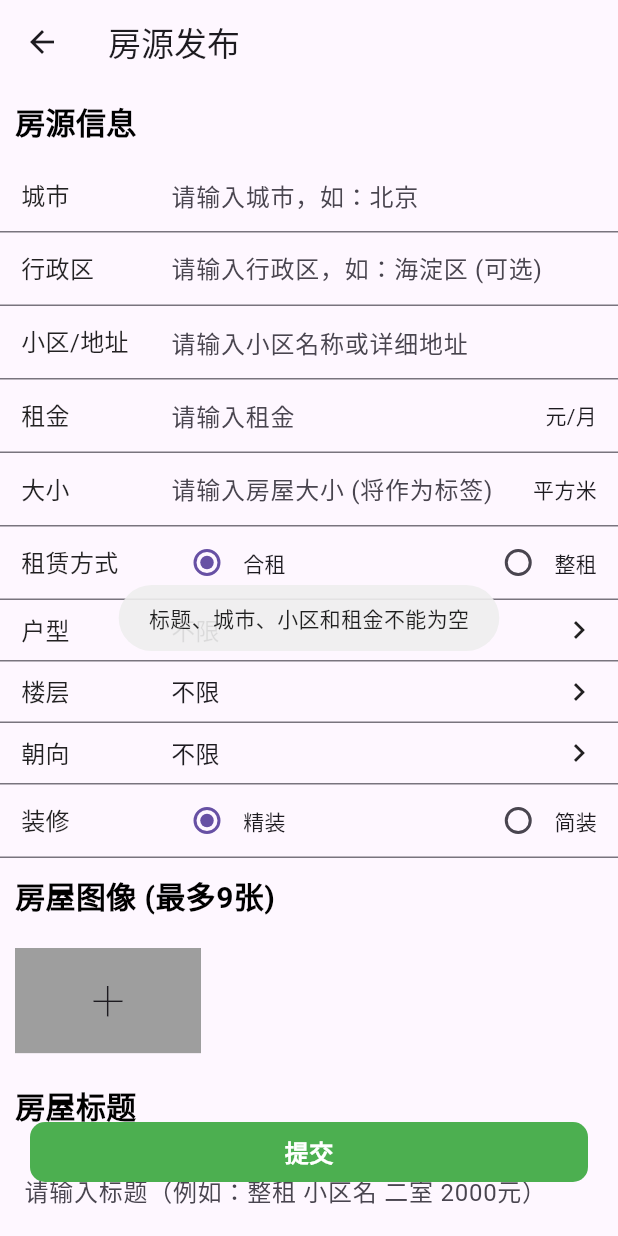
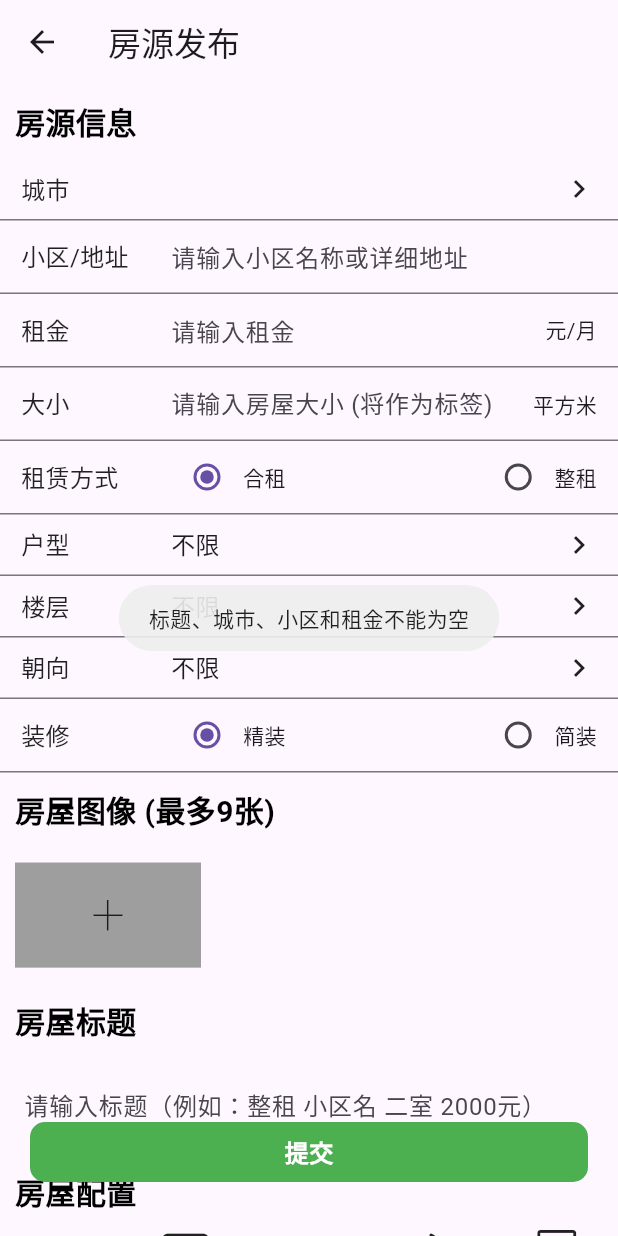
Before and after one commit to wstszx/hook_up_rent_migrated, a Flutter app: the RoomAddPage screen opened by its route, after a tap on "提交", on a phone screen of 412 x 824 dp. Run offline on Flutter 3.47's test engine with Material 3 defaults, Android fonts, the phone set to English and light mode, and no system bars; our stand-ins replace cached_network_image, dio, fluro, flutter_swiper_null_safety, fluttertoast, geocoding and 4 more; accounts and stored records are empty; network calls fail; project files that could hold a hidden picture were left out.

Commit message:
Add room add page and generated files

```diff
--- a/lib/pages/room_add/index.dart
+++ b/lib/pages/room_add/index.dart
@@ -32,8 +32,12 @@ class _RoomAddPageState extends State<RoomAddPage> {
   var titleController = TextEditingController();
   var descController = TextEditingController();
   var communityController = TextEditingController(); // 将映射到 address
-  var cityController = TextEditingController();
-  var districtController = TextEditingController();
+  // --- City and District Data ---
+  List<dynamic> _cities = [];
+  List<String> _districts = [];
+  String? _selectedCityId;
+  String? _selectedDistrict;
+
   var priceController = TextEditingController();
   var sizeController = TextEditingController(); // 将作为 tag
 
@@ -47,6 +51,36 @@ class _RoomAddPageState extends State<RoomAddPage> {
   String selectedOrientedId = filter_data.orientedList.first.id;
 
   int decorationType = 0; // 0: 精装, 1: 简装 (将作为 tag)
+
+  @override
+  void initState() {
+    super.initState();
+    _fetchCityDistrictData();
+  }
+
+  Future<void> _fetchCityDistrictData() async {
+    try {
+      var res = await DioHttp.of(context).get('/api/configurations/filter-options');
+      if (res.statusCode == 200) {
+        setState(() {
+          _cities = res.data['cities'];
+          // Optionally pre-select the first city and load its districts
+          if (_cities.isNotEmpty) {
+             _selectedCityId = _cities.first['_id'];
+             _districts = List<String>.from(_cities.first['districts']);
+             if (_districts.isNotEmpty) {
+               _selectedDistrict = _districts.first;
+             }
+          }
+        });
+      } else {
+        CommonToast.showToast('获取城市和行政区数据失败');
+      }
+    } catch (e) {
+      print('Error fetching city and district data: $e');
+      CommonToast.showToast('获取城市和行政区数据失败');
+    }
+  }
 
   // --- Image Picker & Room Appliances ---
   List<File> _pickedImages = [];
@@ -64,8 +98,9 @@ class _RoomAddPageState extends State<RoomAddPage> {
     // 1. Validate form data
     final title = titleController.text;
     final description = descController.text;
-    final city = cityController.text;
-    final district = districtController.text;
+    // Use selected city and district from state
+    final city = _cities.firstWhere((c) => c['_id'] == _selectedCityId, orElse: () => null)?['name'] ?? '';
+    final district = _selectedDistrict ?? '';
     final address = communityController.text; // 小区名作为地址
     final price = priceController.text;
     final size = sizeController.text;
@@ -194,17 +229,37 @@ class _RoomAddPageState extends State<RoomAddPage> {
         padding: const EdgeInsets.only(bottom: 80), // Ensure space for FAB
         children: [
           const CommonTitle('房源信息'),
-          CommonFormItem(
+          // City Selection
+          CommonSelectFormItem(
             label: '城市',
-            hintText: '请输入城市，如：北京',
-            controller: cityController,
+            value: _cities.indexWhere((item) => item['_id'] == _selectedCityId),
+            onChange: (val) {
+              if (val != null && val < _cities.length) {
+                setState(() {
+                  _selectedCityId = _cities[val]['_id'];
+                  _districts = List<String>.from(_cities[val]['districts']);
+                  // Reset selected district when city changes and update to first district if available
+                  _selectedDistrict = _districts.isNotEmpty ? _districts.first : null;
+                });
+              }
+            },
+            options: _cities.map((item) => item['name'].toString()).toList(),
           ),
-          CommonFormItem(
-            label: '行政区',
-            hintText: '请输入行政区，如：海淀区 (可选)',
-            controller: districtController,
-          ),
-          CommonFormItem(
+          // District Selection
+          if (_districts.isNotEmpty) // Keep this check
+            CommonSelectFormItem(
+              label: '行政区',
+              value: _districts.isNotEmpty ? (_selectedDistrict != null && _districts.contains(_selectedDistrict) ? _districts.indexOf(_selectedDistrict!) : 0) : -1, // Ensure value is not -1 if districts is empty
+              onChange: (val) {
+                if (val != null && val < _districts.length) {
+                  setState(() {
+                    _selectedDistrict = _districts[val];
+                  });
+                }
+              },
+              options: _districts,
+            ),
+            CommonFormItem(
             label: '小区/地址',
             hintText: '请输入小区名称或详细地址',
             controller: communityController,
```
